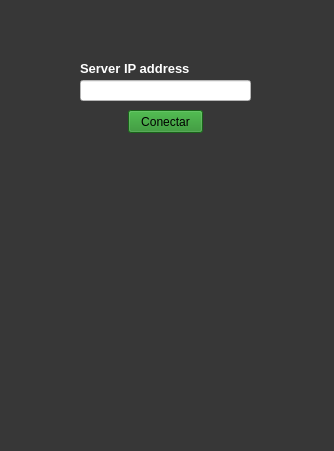
The window that assets/client.ui (dev-LNA/HostFocuser160) describes before a commit, drawn with Qt 5.
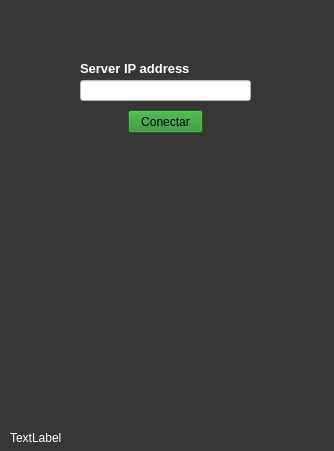
The same window after the commit. Icons and pictures are not drawn.

Commit message: Added server IP select functionalities to client

Diff of the .ui file:
```diff
--- a/assets/client.ui
+++ b/assets/client.ui
@@ -254,6 +254,191 @@
        <string>Server IP address</string>
       </property>
      </widget>
+     <widget class="QLabel" name="lblTestConn1">
+      <property name="geometry">
+       <rect>
+        <x>10</x>
+        <y>430</y>
+        <width>291</width>
+        <height>16</height>
+       </rect>
+      </property>
+      <property name="palette">
+       <palette>
+        <active>
+         <colorrole role="WindowText">
+          <brush brushstyle="SolidPattern">
+           <color alpha="255">
+            <red>255</red>
+            <green>255</green>
+            <blue>255</blue>
+           </color>
+          </brush>
+         </colorrole>
+         <colorrole role="Button">
+          <brush brushstyle="SolidPattern">
+           <color alpha="255">
+            <red>55</red>
+            <green>55</green>
+            <blue>55</blue>
+           </color>
+          </brush>
+         </colorrole>
+         <colorrole role="Text">
+          <brush brushstyle="SolidPattern">
+           <color alpha="255">
+            <red>255</red>
+            <green>255</green>
+            <blue>255</blue>
+           </color>
+          </brush>
+         </colorrole>
+         <colorrole role="Base">
+          <brush brushstyle="SolidPattern">
+           <color alpha="255">
+            <red>55</red>
+            <green>55</green>
+            <blue>55</blue>
+           </color>
+          </brush>
+         </colorrole>
+         <colorrole role="Window">
+          <brush brushstyle="SolidPattern">
+           <color alpha="255">
+            <red>55</red>
+            <green>55</green>
+            <blue>55</blue>
+           </color>
+          </brush>
+         </colorrole>
+         <colorrole role="PlaceholderText">
+          <brush brushstyle="SolidPattern">
+           <color alpha="128">
+            <red>255</red>
+            <green>255</green>
+            <blue>255</blue>
+           </color>
+          </brush>
+         </colorrole>
+        </active>
+        <inactive>
+         <colorrole role="WindowText">
+          <brush brushstyle="SolidPattern">
+           <color alpha="255">
+            <red>255</red>
+            <green>255</green>
+            <blue>255</blue>
+           </color>
+          </brush>
+         </colorrole>
+         <colorrole role="Button">
+          <brush brushstyle="SolidPattern">
+           <color alpha="255">
+            <red>55</red>
+            <green>55</green>
+            <blue>55</blue>
+           </color>
+          </brush>
+         </colorrole>
+         <colorrole role="Text">
+          <brush brushstyle="SolidPattern">
+           <color alpha="255">
+            <red>255</red>
+            <green>255</green>
+            <blue>255</blue>
+           </color>
+          </brush>
+         </colorrole>
+         <colorrole role="Base">
+          <brush brushstyle="SolidPattern">
+           <color alpha="255">
+            <red>55</red>
+            <green>55</green>
+            <blue>55</blue>
+           </color>
+          </brush>
+         </colorrole>
+         <colorrole role="Window">
+          <brush brushstyle="SolidPattern">
+           <color alpha="255">
+            <red>55</red>
+            <green>55</green>
+            <blue>55</blue>
+           </color>
+          </brush>
+         </colorrole>
+         <colorrole role="PlaceholderText">
+          <brush brushstyle="SolidPattern">
+           <color alpha="128">
+            <red>255</red>
+            <green>255</green>
+            <blue>255</blue>
+           </color>
+          </brush>
+         </colorrole>
+        </inactive>
+        <disabled>
+         <colorrole role="WindowText">
+          <brush brushstyle="SolidPattern">
+           <color alpha="255">
+            <red>120</red>
+            <green>120</green>
+            <blue>120</blue>
+           </color>
+          </brush>
+         </colorrole>
+         <colorrole role="Button">
+          <brush brushstyle="SolidPattern">
+           <color alpha="255">
+            <red>55</red>
+            <green>55</green>
+            <blue>55</blue>
+           </color>
+          </brush>
+         </colorrole>
+         <colorrole role="Text">
+          <brush brushstyle="SolidPattern">
+           <color alpha="255">
+            <red>120</red>
+            <green>120</green>
+            <blue>120</blue>
+           </color>
+          </brush>
+         </colorrole>
+         <colorrole role="Base">
+          <brush brushstyle="SolidPattern">
+           <color alpha="255">
+            <red>55</red>
+            <green>55</green>
+            <blue>55</blue>
+           </color>
+          </brush>
+         </colorrole>
+         <colorrole role="Window">
+          <brush brushstyle="SolidPattern">
+           <color alpha="255">
+            <red>55</red>
+            <green>55</green>
+            <blue>55</blue>
+           </color>
+          </brush>
+         </colorrole>
+         <colorrole role="PlaceholderText">
+          <brush brushstyle="SolidPattern">
+           <color alpha="128">
+            <red>0</red>
+            <green>0</green>
+            <blue>0</blue>
+           </color>
+          </brush>
+         </colorrole>
+        </disabled>
+       </palette>
+      </property>
+      <property name="text">
+       <string>TextLabel</string>
+      </property>
+     </widget>
     </widget>
     <widget class="QWidget" name="page_2">
      <widget class="QPushButton" name="btnDown">
```
The commit also changes 5 other files.
